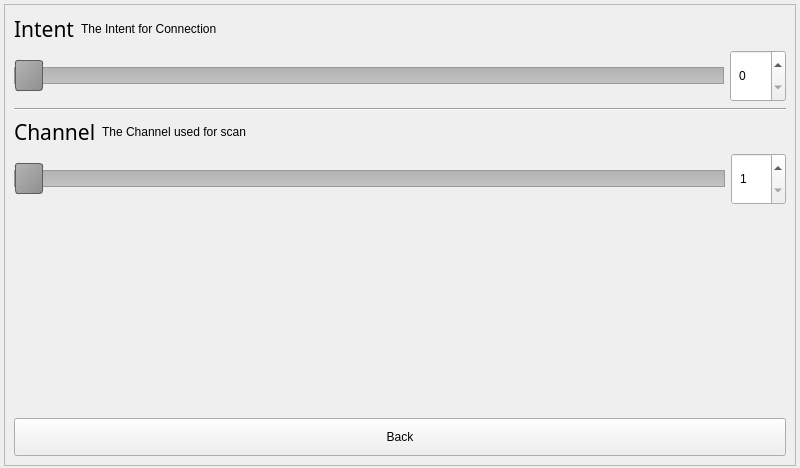
Qt form ui/mainwindow.ui (TI-ECS/wifi-direct-demo) before a commit.
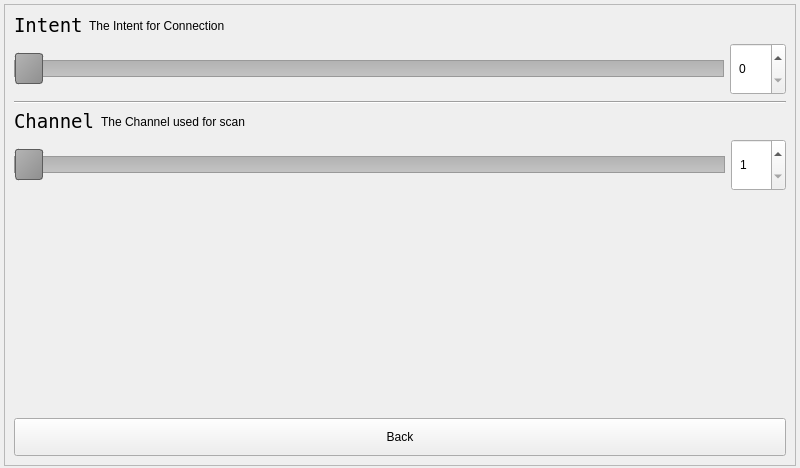
The same form after that commit. The open tabs and pages were chosen to show the change. Icons and pictures are not drawn.

Commit message: [ui] Changing the label's font and exit button.

What changed in the file:
```diff
--- a/ui/mainwindow.ui
+++ b/ui/mainwindow.ui
@@ -383,9 +383,9 @@
               <widget class="QLabel" name="intentLabel">
                <property name="font">
                 <font>
-                 <family>Arial Black</family>
-                 <pointsize>16</pointsize>
-                 <weight>50</weight>
+                 <family>DejaVu LGC Sans Mono</family>
+                 <pointsize>14</pointsize>
+                 <weight>9</weight>
                  <italic>false</italic>
                  <bold>false</bold>
                 </font>
@@ -461,9 +461,9 @@
               <widget class="QLabel" name="channelLabel">
                <property name="font">
                 <font>
-                 <family>Arial Black</family>
-                 <pointsize>16</pointsize>
-                 <weight>50</weight>
+                 <family>DejaVu LGC Sans Mono</family>
+                 <pointsize>14</pointsize>
+                 <weight>9</weight>
                  <italic>false</italic>
                  <bold>false</bold>
                 </font>
```
Left out of the diff: 21 changed lines with no effect on the pictures.
